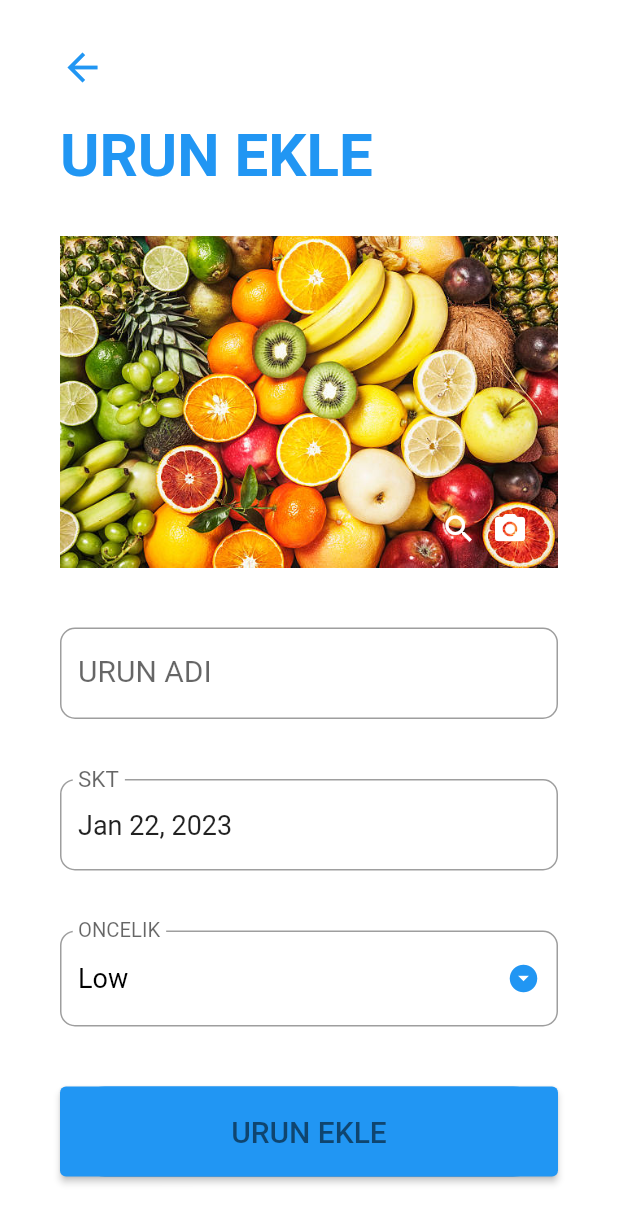
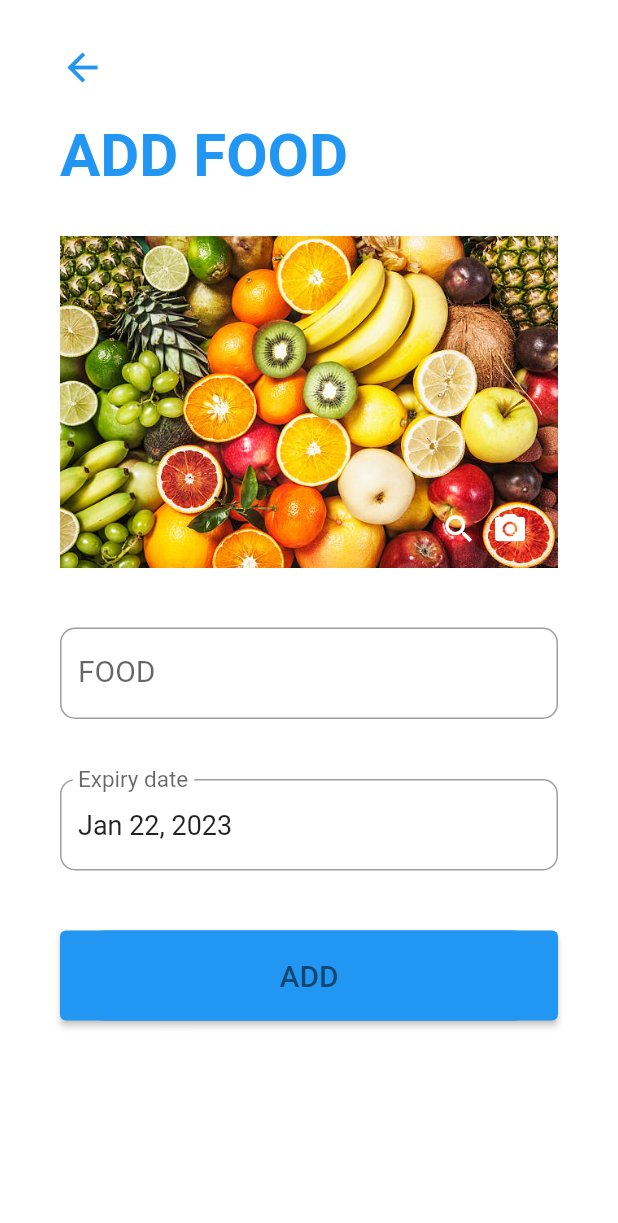
Before and after one commit to Enes50453/Expiry_date, a Flutter app: the screen it shows after launch, after a tap on the "add" icon, on a phone screen of 412 x 824 dp. Shown: the top 1223 px of the screen. Run offline on Flutter 3.47's test engine with Material 2 defaults, Android fonts, the phone set to English and light mode, and no system bars; our stand-ins replace gallery_saver, image_picker, sqflite; accounts and stored records are empty.

Commit message:
23.01.23

```diff
--- a/lib/database/database.dart
+++ b/lib/database/database.dart
@@ -14,7 +14,6 @@ class DatabaseHelper {
   String colId = "id";
   String colTitle = "title";
   String colDate = "date";
-  String colPriority = "priority";
   String colStatus = "status";
   String colPicPath = "picPath";
 
@@ -35,7 +34,7 @@ class DatabaseHelper {
 
   void _createDb(Database db, int version) async {
     await db.execute(
-        'CREATE TABLE $noteTable($colId INTEGER PRIMARY KEY AUTOINCREMENT, $colTitle TEXT, $colDate TEXT, $colPriority TEXT, $colStatus INTEGER, $colPicPath TEXT)');
+        'CREATE TABLE $noteTable($colId INTEGER PRIMARY KEY AUTOINCREMENT, $colTitle TEXT, $colDate TEXT, $colStatus INTEGER, $colPicPath TEXT)');
   }
 
   Future<List<Map<String, dynamic>>> getNoteMapList() async {
--- a/lib/models/note_model.dart
+++ b/lib/models/note_model.dart
@@ -2,19 +2,12 @@ class Note {
   int? id;
   String? title;
   DateTime? date;
-  String? priority;
   int? status;
   String? picPath;
 
-  Note({this.title, this.date, this.priority, this.status, this.picPath});
+  Note({this.title, this.date, this.status, this.picPath});
 
-  Note.withId(
-      {this.id,
-      this.title,
-      this.date,
-      this.priority,
-      this.status,
-      this.picPath});
+  Note.withId({this.id, this.title, this.date, this.status, this.picPath});
 
   ///to map
   ///
@@ -26,7 +19,6 @@ class Note {
     }
     map["title"] = title;
     map["date"] = date!.toIso8601String();
-    map["priority"] = priority;
     map["status"] = status; /////////
     map["picPath"] = picPath;
     return map;
@@ -37,7 +29,6 @@ class Note {
         id: map["id"],
         title: map["title"],
         date: DateTime.parse(map["date"]),
-        priority: map["priority"],
         status: map["status"],
         picPath: map["picPath"]);
   }
--- a/lib/screens/add_note_screen.dart
+++ b/lib/screens/add_note_screen.dart
@@ -22,17 +22,14 @@ class AddNoteScreen extends StatefulWidget {
 class _AddNoteScreenState extends State<AddNoteScreen> {
   final _formKey = GlobalKey<FormState>();
   String _title = "";
-  String _priority = "Low";
   String _picPath = "";
   DateTime _date = DateTime.now();
-  String btnText = "URUN EKLE";
-  String titleText = "URUN EKLE";
+  String btnText = "ADD";
+  String titleText = "ADD FOOD";
 
   TextEditingController _dateController = TextEditingController();
 
   final DateFormat _dateFormatter = DateFormat("MMM dd, yyy");
-
-  final List<String> _priorities = ["Low", "Medium", "High"];
 
   File? image;
   final picker = ImagePicker();
@@ -44,17 +41,17 @@ class _AddNoteScreenState extends State<AddNoteScreen> {
     if (widget.note != null) {
       _title = widget.note!.title!;
       _date = widget.note!.date!;
-      _priority = widget.note!.priority!;
       _picPath = widget.note!.picPath!;
 
       setState(() {
-        btnText = "URUN GUNCELLE";
-        titleText = "URUN GUNCELLE";
+        btnText = "UPDATE";
+        titleText = "UPDATE FOOD";
+        image = File(_picPath);
       });
     } else {
       setState(() {
-        btnText = "URUN EKLE";
-        titleText = "URUN EKLE";
+        btnText = "ADD";
+        titleText = "ADD FOOD";
       });
     }
 
@@ -101,10 +98,9 @@ class _AddNoteScreenState extends State<AddNoteScreen> {
     //////////
     if (_formKey.currentState!.validate()) {
       _formKey.currentState!.save();
-      print("$_title, $_date, $_priority");
+      print("$_title, $_date");
 
-      Note note = Note(
-          title: _title, date: _date, priority: _priority, picPath: _picPath);
+      Note note = Note(title: _title, date: _date, picPath: _picPath);
 
       if (widget.note == null) {
         note.status = 0;
@@ -207,7 +203,7 @@ class _AddNoteScreenState extends State<AddNoteScreen> {
                         child: TextFormField(
                           style: TextStyle(fontSize: 18.0),
                           decoration: InputDecoration(
-                            labelText: "URUN ADI",
+                            labelText: "FOOD",
                             labelStyle: TextStyle(fontSize: 20.0),
                             border: OutlineInputBorder(
                               borderRadius: BorderRadius.circular(10.0),
@@ -228,49 +224,12 @@ class _AddNoteScreenState extends State<AddNoteScreen> {
                           style: TextStyle(fontSize: 18.0),
                           onTap: _handleDatePicker, ////open date picker
                           decoration: InputDecoration(
-                            labelText: "SKT",
+                            labelText: "Expiry date",
                             labelStyle: TextStyle(fontSize: 20.0),
                             border: OutlineInputBorder(
                               borderRadius: BorderRadius.circular(10.0),
                             ),
                           ),
-                        ),
-                      ),
-                      Padding(
-                        padding: EdgeInsets.symmetric(vertical: 20.0),
-                        child: DropdownButtonFormField(
-                          isDense: true,
-                          icon: Icon(Icons.arrow_drop_down_circle),
-                          iconSize: 22.0,
-                          iconEnabledColor: Theme.of(context).primaryColor,
-                          items: _priorities.map((String priority) {
-                            return DropdownMenuItem(
-                              value: priority,
-                              child: Text(
-                                priority,
-                                style: TextStyle(
-                                  color: Colors.black,
-                                  fontSize: 18.0,
-                                ),
-                              ),
-                            );
-                          }).toList(),
-                          style: TextStyle(fontSize: 18.0),
-                          decoration: InputDecoration(
-                            labelText: "ONCELIK",
-                            labelStyle: TextStyle(fontSize: 18.0),
-                            border: OutlineInputBorder(
-                              borderRadius: BorderRadius.circular(10.0),
-                            ),
-                          ),
-                          validator: (input) =>
-                              _priority == null ? "LUTFEN SECINIZ" : null,
-                          onChanged: (value) {
-                            setState(() {
-                              _priority = value.toString();
-                            });
-                          },
-                          value: _priority,
                         ),
                       ),
                       Container(
@@ -302,7 +261,7 @@ class _AddNoteScreenState extends State<AddNoteScreen> {
                               ),
                               child: ElevatedButton(
                                 child: Text(
-                                  "URUN SIL",
+                                  "DELETE",
                                   style: TextStyle(
                                     color: Colors.black54,
                                     fontSize: 20.0,
--- a/lib/screens/home_screen.dart
+++ b/lib/screens/home_screen.dart
@@ -37,7 +37,17 @@ class _HomeScreenState extends State<HomeScreen> {
       padding: EdgeInsets.symmetric(horizontal: 25.0),
       child: Column(
         children: [
-          Container(
+          GestureDetector(
+            onTap: () => Navigator.push(
+              context,
+              CupertinoPageRoute(
+                builder: (_) => AddNoteScreen(
+                  updateNoteList: _updateNoteList(),
+                  note: note,
+                ),
+              ),
+            ),
+            child: Container(
               //width: MediaQuery.of(context).size.width * 0.45,
               decoration: BoxDecoration(
                 //color: AppTheme.of(context).secondaryBackground,
@@ -115,6 +125,7 @@ class _HomeScreenState extends State<HomeScreen> {
                         File(note.picPath!),
                         fit: BoxFit.fill,
                       )*/
+            ),
           ),
           /*ListTile(
             title: Text(
```
Lines whose indentation alone changed are shown as unchanged.
